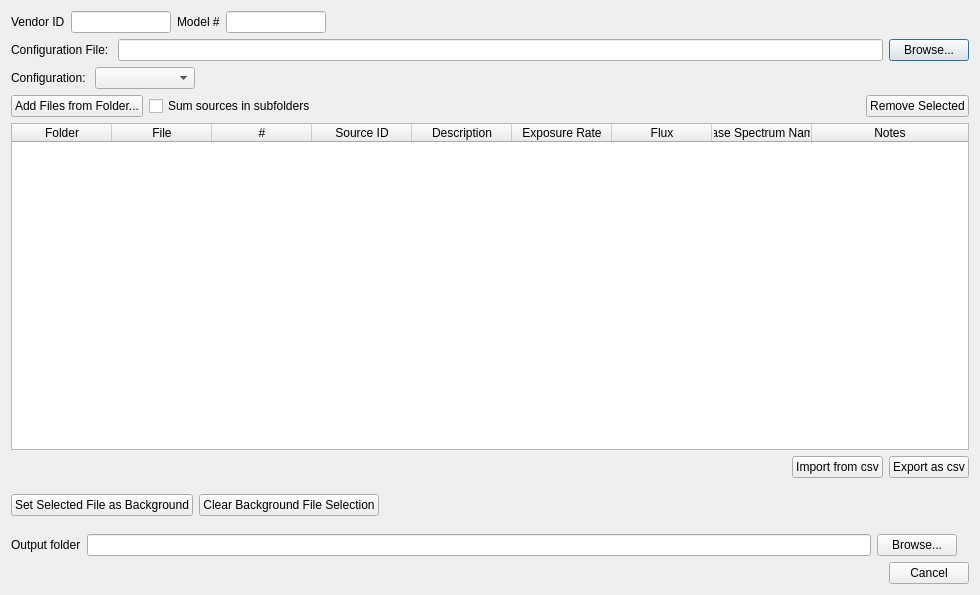
The window that src/ui/create_base_spectra_dialog.ui (LLNL/RASE) describes before a commit, drawn with Qt 5.
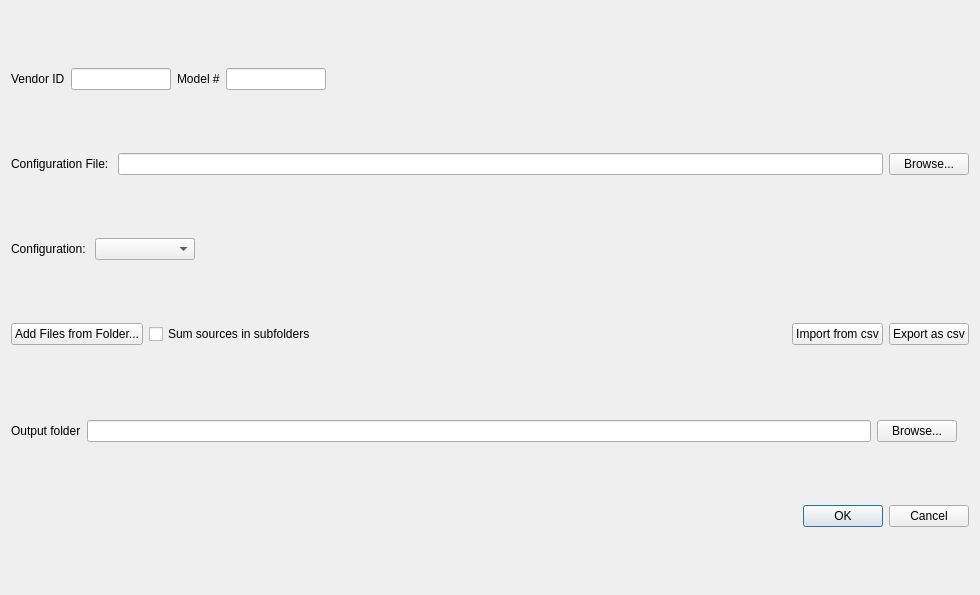
The same window after the commit.

The edit to the form file:
```diff
--- a/src/ui/create_base_spectra_dialog.ui
+++ b/src/ui/create_base_spectra_dialog.ui
@@ -183,85 +183,6 @@
       </spacer>
      </item>
      <item>
-      <widget class="QPushButton" name="btnRemoveSrc">
-       <property name="text">
-        <string>Remove Selected</string>
-       </property>
-      </widget>
-     </item>
-    </layout>
-   </item>
-   <item>
-    <widget class="QTableWidget" name="sourceTable">
-     <property name="columnCount">
-      <number>9</number>
-     </property>
-     <attribute name="horizontalHeaderStretchLastSection">
-      <bool>true</bool>
-     </attribute>
-     <column>
-      <property name="text">
-       <string>Folder</string>
-      </property>
-     </column>
-     <column>
-      <property name="text">
-       <string>File</string>
-      </property>
-     </column>
-     <column>
-      <property name="text">
-       <string>#</string>
-      </property>
-     </column>
-     <column>
-      <property name="text">
-       <string>Source ID</string>
-      </property>
-     </column>
-     <column>
-      <property name="text">
-       <string>Description</string>
-      </property>
-     </column>
-     <column>
-      <property name="text">
-       <string>Exposure Rate</string>
-      </property>
-     </column>
-     <column>
-      <property name="text">
-       <string>Flux</string>
-      </property>
-     </column>
-     <column>
-      <property name="text">
-       <string>Base Spectrum Name</string>
-      </property>
-     </column>
-     <column>
-      <property name="text">
-       <string>Notes</string>
-      </property>
-     </column>
-    </widget>
-   </item>
-   <item>
-    <layout class="QHBoxLayout" name="horizontalLayout_7">
-     <item>
-      <spacer name="horizontalSpacer_5">
-       <property name="orientation">
-        <enum>Qt::Horizontal</enum>
-       </property>
-       <property name="sizeHint" stdset="0">
-        <size>
-         <width>40</width>
-         <height>20</height>
-        </size>
-       </property>
-      </spacer>
-     </item>
-     <item>
       <widget class="QPushButton" name="btnImport">
        <property name="text">
         <string>Import from csv</string>
@@ -278,38 +199,7 @@
     </layout>
    </item>
    <item>
-    <layout class="QHBoxLayout" name="horizontalLayout">
-     <property name="topMargin">
-      <number>10</number>
-     </property>
-     <item>
-      <widget class="QPushButton" name="btnSetAsBkg">
-       <property name="text">
-        <string>Set Selected File as Background</string>
-       </property>
-      </widget>
-     </item>
-     <item>
-      <widget class="QPushButton" name="btnClearBkgSel">
-       <property name="text">
-        <string>Clear Background File Selection</string>
-       </property>
-      </widget>
-     </item>
-     <item>
-      <spacer name="horizontalSpacer">
-       <property name="orientation">
-        <enum>Qt::Horizontal</enum>
-       </property>
-       <property name="sizeHint" stdset="0">
-        <size>
-         <width>40</width>
-         <height>20</height>
-        </size>
-       </property>
-      </spacer>
-     </item>
-    </layout>
+    <layout class="QVBoxLayout" name="verticalLayout_reserved"/>
    </item>
    <item>
     <layout class="QHBoxLayout" name="horizontalLayout_4">
@@ -341,7 +231,10 @@
    <item>
     <widget class="QDialogButtonBox" name="buttonBox">
      <property name="standardButtons">
-      <set>QDialogButtonBox::Cancel</set>
+      <set>QDialogButtonBox::Cancel|QDialogButtonBox::Ok</set>
+     </property>
+     <property name="centerButtons">
+      <bool>false</bool>
      </property>
     </widget>
    </item>
```
